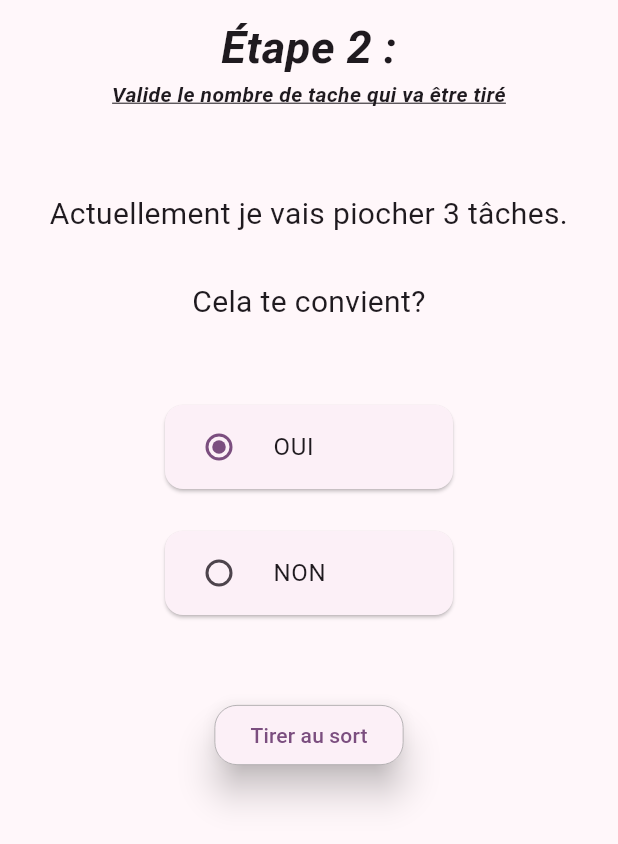
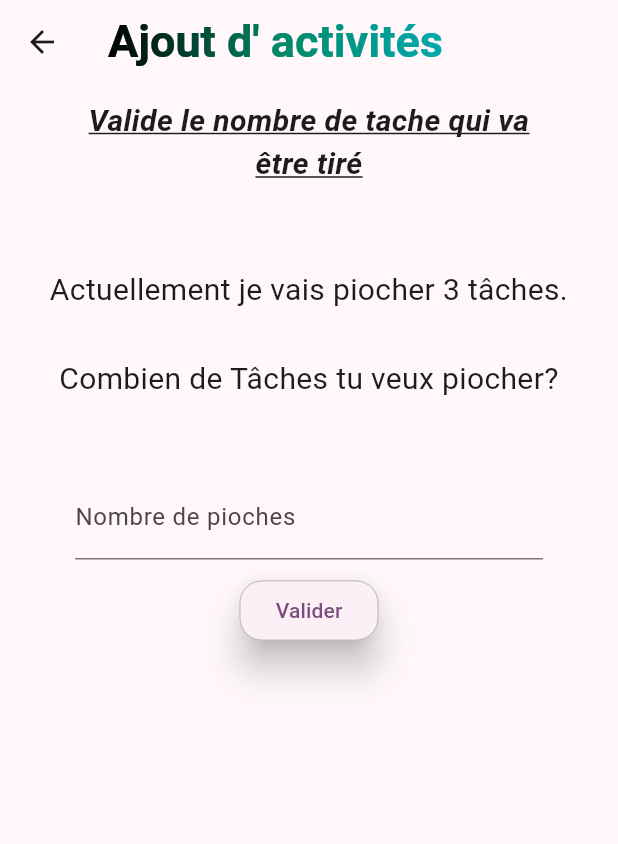
Before and after one commit to Alerwann/TDAGH-Helper, a Flutter app: the Parametretirage screen opened directly, on a phone screen of 412 x 824 dp. Shown: the top 844 px of the screen. Run offline on Flutter 3.47's test engine with Material 3 defaults, Android fonts, the phone set to English and light mode, and no system bars; our stand-ins replace animated_text_kit, audioplayers, convex_bottom_bar, image_picker, lottie, shared_preferences and 2 more; missing offline and left inert: custom_timer, dot_curved_bottom_nav, gradient_txt, hugeicons_pro, linear_progress_bar, pretty_animated_text; accounts and stored records are empty.

Commit message:
maj tache

```diff
--- a/lib/pages/DefouleToi/defoule_toi.dart
+++ b/lib/pages/DefouleToi/defoule_toi.dart
@@ -48,6 +48,8 @@ class _HomeDefouleToiState extends State<HomeDefouleToi> {
           Random().nextDouble() * (_containerSize.height - 2 * _radius);
     }
   }
+
+
 
   @override
   Widget build(BuildContext context) {
--- a/lib/pages/DefouleToi/finish_defoule.dart
+++ b/lib/pages/DefouleToi/finish_defoule.dart
@@ -94,4 +94,6 @@ class _FinishDefouleState extends State<FinishDefoule> {
       },
     );
   }
+
+
 }
--- a/lib/providers/taches_provider.dart
+++ b/lib/providers/taches_provider.dart
@@ -59,6 +59,8 @@ class TachesProvider extends ChangeNotifier {
 
   Future<void> reinitTAche() async {
     _choixTaches = ['0'];
+    saveListeTache(_choixTaches);
+    notifyListeners();
   }
 
   // Supprimer une tâche par nom
--- a/lib/services/score_storage_service.dart
+++ b/lib/services/score_storage_service.dart
@@ -125,7 +125,7 @@ class ScoreStorageService {
     await prefs.clear();
   }
 
-  static Future<List<bool>> getTacheState({int defaultLength = 3}) async {
+  static Future<List<bool>> getTacheState( {int defaultLength = 3}) async {
     final List<bool> defaultList = List.generate(3, (index) => false);
     final prefs = await SharedPreferences.getInstance();
     final key = _tacheStateKey;
--- a/lib/widget/ajout_tache.dart
+++ b/lib/widget/ajout_tache.dart
@@ -49,7 +49,7 @@ class _AjoutTacheState extends State<AjoutTache> {
       ),
       body: Center(
         child: Container(
-          margin: EdgeInsets.only(left: 40, right: 40),
+          margin: EdgeInsets.only(left: 10, right: 10),
           height: 500,
           child: Consumer<TachesProvider>(
             builder: (context, tache, chid) {
@@ -187,6 +187,7 @@ class _AjoutTacheState extends State<AjoutTache> {
                             content: Text('Tâche ajoutée avec succès !'),
                           ),
                         );
+                        tache.reinitTAche();
 
                         Navigator.pop(context);
                       },
--- a/lib/pages/TacheHazard/parametre_tirage.dart
+++ b/lib/widget/parametre_tirage.dart
@@ -1,5 +1,6 @@
 import 'package:flutter/material.dart';
 import 'package:flutter/services.dart';
+import 'package:flutter_application_1/providers/score_provider.dart';
 import 'package:flutter_application_1/providers/taches_provider.dart';
 import 'package:provider/provider.dart';
 
@@ -12,6 +13,20 @@ class Parametretirage extends StatefulWidget {
 }
 
 class _ParametretirageState extends State<Parametretirage> {
+  final gradient = LinearGradient(
+    colors: [
+      const Color.fromARGB(255, 0, 0, 0),
+      const Color.fromARGB(255, 0, 135, 101),
+      const Color.fromARGB(255, 2, 169, 175),
+    ],
+  );
+
+  final textStyle = TextStyle(
+    fontSize: 30,
+    fontWeight: FontWeight.bold,
+    color: Colors.white,
+  );
+
   int choiceConvient = 0;
   List value = [0, 1];
 
@@ -20,9 +35,24 @@ class _ParametretirageState extends State<Parametretirage> {
 
   @override
   Widget build(BuildContext context) {
-    return Center(
-      child: Consumer<TachesProvider>(
-        builder: (context, tachesTime, child) {
+    return Scaffold(
+      appBar: AppBar(
+        title: ShaderMask(
+          shaderCallback: (bounds) {
+            return gradient.createShader(
+              Rect.fromLTWH(0, 0, bounds.width, bounds.height),
+            );
+          },
+          child: Text(
+            "Ajout d' activités",
+            style: textStyle,
+            textAlign: TextAlign.center,
+          ),
+        ),
+      ),
+      body: Center(
+        child: Consumer2<TachesProvider, ScoreProvider>(
+          builder: (context, tachesTime, scoreP, child) {
             return Column(
               children: [
                 Container(
@@ -30,18 +60,10 @@ class _ParametretirageState extends State<Parametretirage> {
                   child: Column(
                     children: [
                       Text(
-                      "Étape 2 :",
-                      textAlign: TextAlign.center,
-                      style: TextStyle(
-                        fontStyle: FontStyle.italic,
-                        fontWeight: FontWeight.w700,
-                        fontSize: 30,
-                      ),
-                    ),
-                    Text(
                         "Valide le nombre de tache qui va être tiré",
                         textAlign: TextAlign.center,
                         style: TextStyle(
+                          fontSize: 20,
                           fontStyle: FontStyle.italic,
                           fontWeight: FontWeight.w700,
                           decoration: TextDecoration.underline,
@@ -58,51 +80,14 @@ class _ParametretirageState extends State<Parametretirage> {
                 ),
                 SizedBox(height: 30),
                 Text(
-                "Cela te convient?",
+                  "Combien de Tâches tu veux piocher?",
                   style: TextStyle(fontSize: 20),
                   textAlign: TextAlign.center,
                 ),
                 SizedBox(height: 50),
 
-              SizedBox(
-                height: 200,
-                width: 200,
-                child: RadioGroup(
-                  groupValue: choiceConvient,
-                  onChanged: (index) {
-                    setState(() {
-                      choiceConvient = value[index!];
-                    });
-                  },
-
-                  child: SizedBox(
-                    height: 200,
-                    child: Column(
-                      children: [
-                        Card(
-                          child: RadioListTile(title: Text('OUI'), value: 0),
-                        ),
-                        SizedBox(height: 20),
-
-                        Card(
-                          child: RadioListTile(title: Text('NON'), value: 1),
-                        ),
-                      ],
-                    ),
-                  ),
-                ),
-              ),
-              if (choiceConvient == 0)
-                ElevatedButton(
-                  onPressed: () {
-
-                  },
-                  child: Text("Tirer au sort"),
-                ),
-              if (choiceConvient == 1)
                 Column(
                   children: [
-                    Text("Combien de carte tu veux piocher?"),
                     Form(
                       key: _formKey,
                       child: Column(
@@ -147,9 +132,11 @@ class _ParametretirageState extends State<Parametretirage> {
                                   tachesTime.modifierNombreTache(nbTaches);
                                   _numberController.clear();
                                   choiceConvient = 0;
+                                });
+                                tachesTime.reinitTAche();
+                                scoreP.createIsChecke(nbTaches);
 
-                                });
-                                widget.onNavigateToQuetes!();
+                                Navigator.pop(context);
                               }
                             },
                             child: Text("Valider"),
@@ -163,6 +150,7 @@ class _ParametretirageState extends State<Parametretirage> {
             );
           },
         ),
+      ),
     );
   }
 
```
Also changed, not shown: lib/pages/TacheHazard/accueil_taches.dart (+6 -7 lines), lib/pages/TacheHazard/action_choice.dart (+28 -12 lines), lib/pages/TacheHazard/quetes_finales.dart (renamed from lib/pages/TacheHazard/quetesfinales.dart, +58 -34 lines), lib/pages/TacheHazard/tache_liste_affichage.dart (+17 -6 lines), lib/providers/score_provider.dart (+19 -9 lines). Lines whose indentation alone changed are shown as unchanged.
